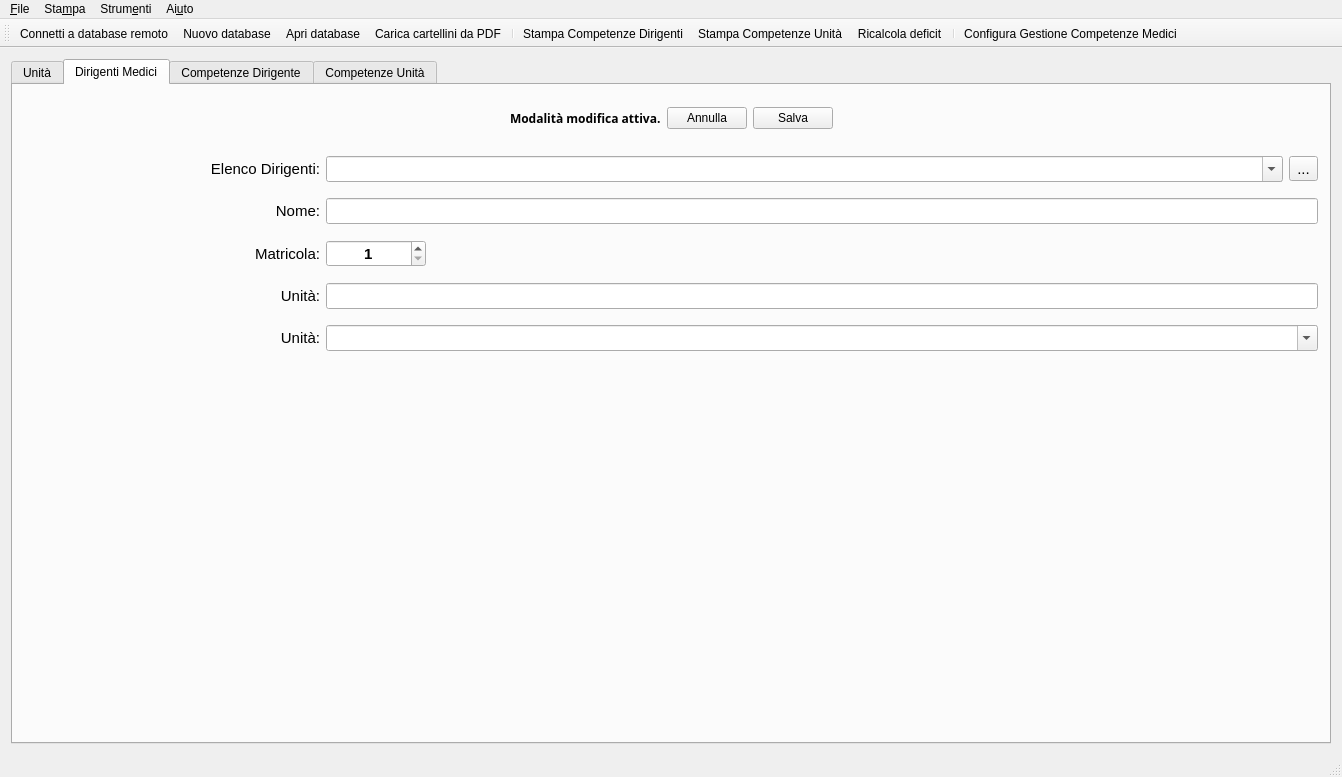
Above: mainwindow.ui from gcala/GestioneCompetenzeMedici before the change. Below: the same form after it.
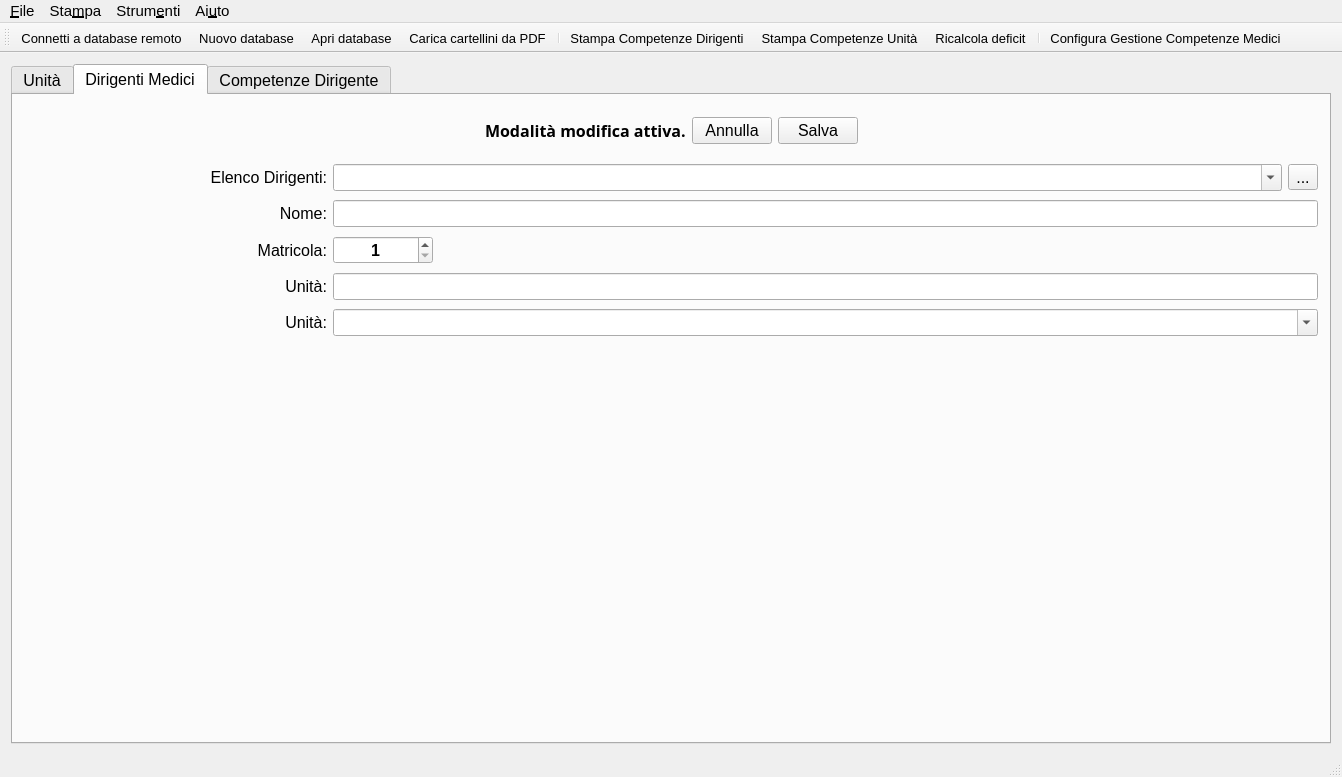
That is the form after the change. The open tabs and pages were chosen to show the change. Icons and pictures are not drawn. Custom widgets are drawn as their Qt base class.

Diff of the .ui file:
```diff
--- a/mainwindow.ui
+++ b/mainwindow.ui
@@ -27,6 +27,11 @@
         <verstretch>0</verstretch>
        </sizepolicy>
       </property>
+      <property name="font">
+       <font>
+        <pointsize>12</pointsize>
+       </font>
+      </property>
       <property name="styleSheet">
        <string notr="true">QTabWidget::tab-bar { alignment: center; }</string>
       </property>
@@ -568,6 +573,7 @@
              <property name="font">
               <font>
                <family>ABeeZee</family>
+               <pointsize>12</pointsize>
                <weight>75</weight>
                <bold>true</bold>
               </font>
@@ -579,6 +585,11 @@
            </item>
            <item>
             <widget class="QPushButton" name="editDirigenteCancelButton">
+             <property name="font">
+              <font>
+               <pointsize>12</pointsize>
+              </font>
+             </property>
              <property name="text">
               <string>Annulla</string>
              </property>
@@ -590,6 +601,11 @@
            </item>
            <item>
             <widget class="QPushButton" name="editDirigenteSaveButton">
+             <property name="font">
+              <font>
+               <pointsize>12</pointsize>
+              </font>
+             </property>
              <property name="text">
               <string>Salva</string>
              </property>
@@ -638,19 +654,6 @@
               </property>
              </widget>
             </item>
-            <item>
-             <spacer name="verticalSpacer_6">
-              <property name="orientation">
-               <enum>Qt::Vertical</enum>
-              </property>
-              <property name="sizeHint" stdset="0">
-               <size>
-                <width>20</width>
-                <height>40</height>
-               </size>
-              </property>
-             </spacer>
-            </item>
            </layout>
           </item>
           <item>
@@ -665,7 +668,7 @@
               </property>
               <property name="font">
                <font>
-                <pointsize>11</pointsize>
+                <pointsize>12</pointsize>
                </font>
               </property>
               <property name="text">
@@ -686,7 +689,7 @@
               </property>
               <property name="font">
                <font>
-                <pointsize>11</pointsize>
+                <pointsize>12</pointsize>
                </font>
               </property>
               <property name="toolTip">
@@ -701,7 +704,7 @@
              <widget class="QToolButton" name="dirigenteTB">
               <property name="font">
                <font>
-                <pointsize>11</pointsize>
+                <pointsize>12</pointsize>
                </font>
               </property>
               <property name="text">
@@ -719,7 +722,7 @@
               </property>
               <property name="font">
                <font>
-                <pointsize>11</pointsize>
+                <pointsize>12</pointsize>
                </font>
               </property>
               <property name="text">
@@ -740,7 +743,7 @@
               </property>
               <property name="font">
                <font>
-                <pointsize>11</pointsize>
+                <pointsize>12</pointsize>
                 <weight>75</weight>
                 <bold>true</bold>
                </font>
@@ -760,7 +763,7 @@
               </property>
               <property name="font">
                <font>
-                <pointsize>11</pointsize>
+                <pointsize>12</pointsize>
                </font>
               </property>
               <property name="text">
@@ -787,7 +790,7 @@
               </property>
               <property name="font">
                <font>
-                <pointsize>11</pointsize>
+                <pointsize>12</pointsize>
                 <weight>75</weight>
                 <bold>true</bold>
                </font>
@@ -829,7 +832,7 @@
               </property>
               <property name="font">
                <font>
-                <pointsize>11</pointsize>
+                <pointsize>12</pointsize>
                </font>
               </property>
               <property name="text">
@@ -850,7 +853,7 @@
               </property>
               <property name="font">
                <font>
-                <pointsize>11</pointsize>
+                <pointsize>12</pointsize>
                 <weight>75</weight>
                 <bold>true</bold>
                </font>
@@ -870,7 +873,7 @@
               </property>
               <property name="font">
                <font>
-                <pointsize>11</pointsize>
+                <pointsize>12</pointsize>
                </font>
               </property>
               <property name="text">
@@ -891,7 +894,7 @@
               </property>
               <property name="font">
                <font>
-                <pointsize>11</pointsize>
+                <pointsize>12</pointsize>
                </font>
               </property>
               <property name="toolTip">
@@ -906,19 +909,6 @@
           </item>
          </layout>
         </item>
-        <item>
-         <spacer name="verticalSpacer_4">
-          <property name="orientation">
-           <enum>Qt::Vertical</enum>
-          </property>
-          <property name="sizeHint" stdset="0">
-           <size>
-            <width>20</width>
-            <height>40</height>
-           </size>
-          </property>
-         </spacer>
-        </item>
         <item>
          <spacer name="verticalSpacer_3">
           <property name="orientation">
@@ -3493,11 +3483,6 @@
         </item>
        </layout>
       </widget>
-      <widget class="QWidget" name="competenzeUnitaTab">
-       <attribute name="title">
-        <string>Competenze Unità</string>
-       </attribute>
-      </widget>
      </widget>
     </item>
    </layout>
@@ -3508,9 +3493,14 @@
      <x>0</x>
      <y>0</y>
      <width>1323</width>
-     <height>34</height>
+     <height>26</height>
     </rect>
    </property>
+   <property name="font">
+    <font>
+     <pointsize>11</pointsize>
+    </font>
+   </property>
    <widget class="QMenu" name="menu_File">
     <property name="title">
      <string>&amp;File</string>
@@ -3558,6 +3548,11 @@
    <addaction name="menu_Aiuto"/>
   </widget>
   <widget class="QToolBar" name="mainToolBar">
+   <property name="font">
+    <font>
+     <pointsize>10</pointsize>
+    </font>
+   </property>
    <attribute name="toolBarArea">
     <enum>TopToolBarArea</enum>
    </attribute>
```
Left out of the diff: 76 changed lines with no effect on the pictures.
